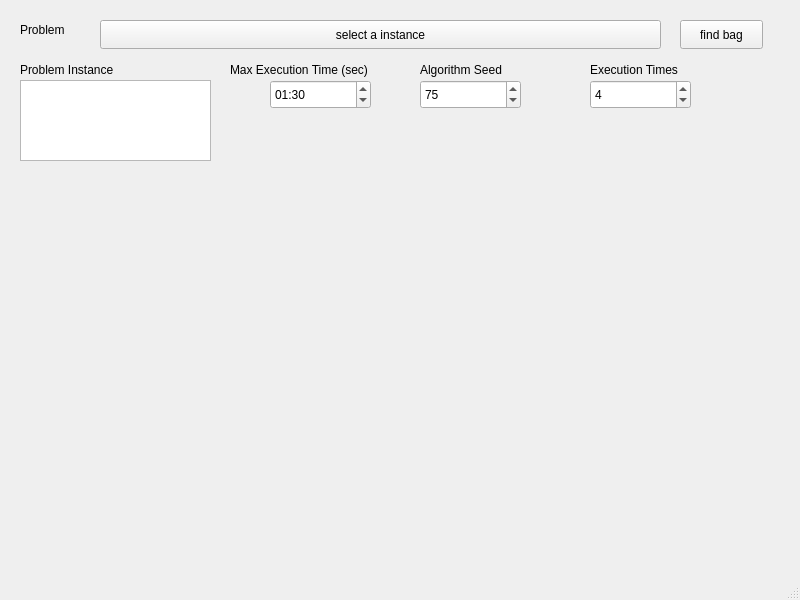
Qt form knapsackwindow.ui (alangomes7/Knapsack-problem) before a commit.
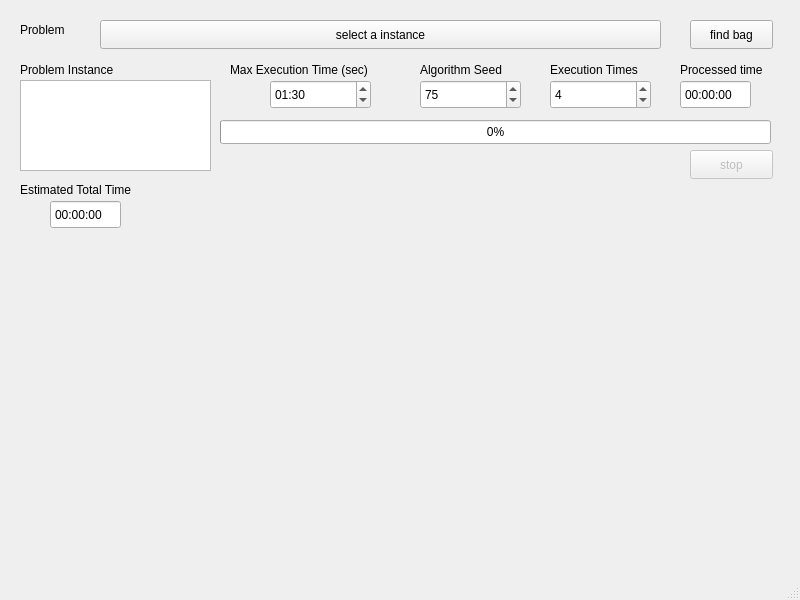
The same form after that commit.

```diff
--- a/knapsackwindow.ui
+++ b/knapsackwindow.ui
@@ -46,7 +46,7 @@
       <x>20</x>
       <y>80</y>
       <width>191</width>
-      <height>81</height>
+      <height>91</height>
      </rect>
     </property>
    </widget>
@@ -66,7 +66,7 @@
    <widget class="QPushButton" name="pushButton_findBag">
     <property name="geometry">
      <rect>
-      <x>680</x>
+      <x>690</x>
       <y>20</y>
       <width>83</width>
       <height>29</height>
@@ -145,7 +145,7 @@
    <widget class="QLabel" name="label_executionTimes">
     <property name="geometry">
      <rect>
-      <x>590</x>
+      <x>550</x>
       <y>60</y>
       <width>111</width>
       <height>20</height>
@@ -158,7 +158,7 @@
    <widget class="QSpinBox" name="spinBox_executionTimes">
     <property name="geometry">
      <rect>
-      <x>590</x>
+      <x>550</x>
       <y>80</y>
       <width>101</width>
       <height>29</height>
@@ -168,6 +168,133 @@
      <number>4</number>
     </property>
    </widget>
+   <widget class="QProgressBar" name="progressBar">
+    <property name="geometry">
+     <rect>
+      <x>220</x>
+      <y>120</y>
+      <width>551</width>
+      <height>24</height>
+     </rect>
+    </property>
+    <property name="minimumSize">
+     <size>
+      <width>531</width>
+      <height>24</height>
+     </size>
+    </property>
+    <property name="value">
+     <number>0</number>
+    </property>
+   </widget>
+   <widget class="QLabel" name="label_executionTimesOverall">
+    <property name="geometry">
+     <rect>
+      <x>680</x>
+      <y>60</y>
+      <width>111</width>
+      <height>20</height>
+     </rect>
+    </property>
+    <property name="text">
+     <string>Processed time</string>
+    </property>
+   </widget>
+   <widget class="QTimeEdit" name="timeEdit_executionTimeOverall">
+    <property name="geometry">
+     <rect>
+      <x>680</x>
+      <y>80</y>
+      <width>71</width>
+      <height>29</height>
+     </rect>
+    </property>
+    <property name="readOnly">
+     <bool>true</bool>
+    </property>
+    <property name="buttonSymbols">
+     <enum>QAbstractSpinBox::ButtonSymbols::NoButtons</enum>
+    </property>
+    <property name="maximumTime">
+     <time>
+      <hour>23</hour>
+      <minute>0</minute>
+      <second>0</second>
+     </time>
+    </property>
+    <property name="displayFormat">
+     <string>mm:ss:ms</string>
+    </property>
+    <property name="time">
+     <time>
+      <hour>0</hour>
+      <minute>0</minute>
+      <second>0</second>
+     </time>
+    </property>
+   </widget>
+   <widget class="QLabel" name="label_estimatedTotalTime">
+    <property name="geometry">
+     <rect>
+      <x>20</x>
+      <y>180</y>
+      <width>141</width>
+      <height>20</height>
+     </rect>
+    </property>
+    <property name="text">
+     <string>Estimated Total Time</string>
+    </property>
+   </widget>
+   <widget class="QPushButton" name="pushButton_stop">
+    <property name="enabled">
+     <bool>false</bool>
+    </property>
+    <property name="geometry">
+     <rect>
+      <x>690</x>
+      <y>150</y>
+      <width>83</width>
+      <height>29</height>
+     </rect>
+    </property>
+    <property name="text">
+     <string>stop</string>
+    </property>
+   </widget>
+   <widget class="QTimeEdit" name="timeEdit_estimatedTotalTime">
+    <property name="geometry">
+     <rect>
+      <x>50</x>
+      <y>200</y>
+      <width>71</width>
+      <height>29</height>
+     </rect>
+    </property>
+    <property name="readOnly">
+     <bool>true</bool>
+    </property>
+    <property name="buttonSymbols">
+     <enum>QAbstractSpinBox::ButtonSymbols::NoButtons</enum>
+    </property>
+    <property name="maximumTime">
+     <time>
+      <hour>23</hour>
+      <minute>0</minute>
+      <second>0</second>
+     </time>
+    </property>
+    <property name="displayFormat">
+     <string>mm:ss:ms</string>
+    </property>
+    <property name="time">
+     <time>
+      <hour>0</hour>
+      <minute>0</minute>
+      <second>0</second>
+     </time>
+    </property>
+   </widget>
   </widget>
   <widget class="QMenuBar" name="menubar">
    <property name="geometry">
```
